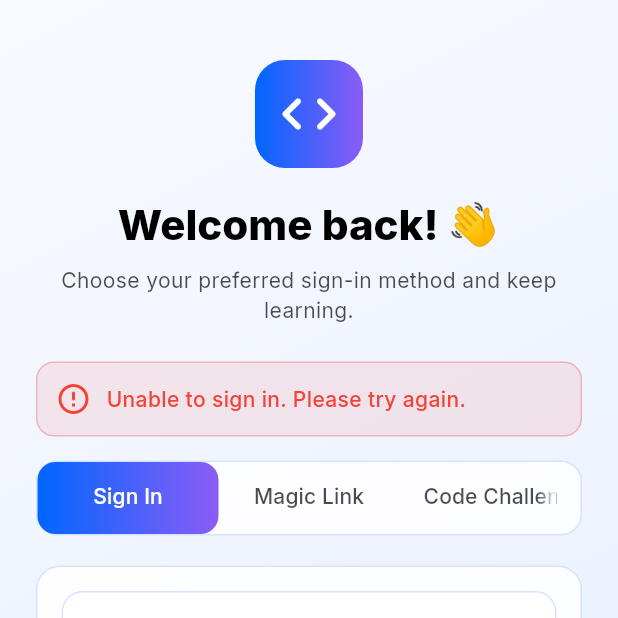
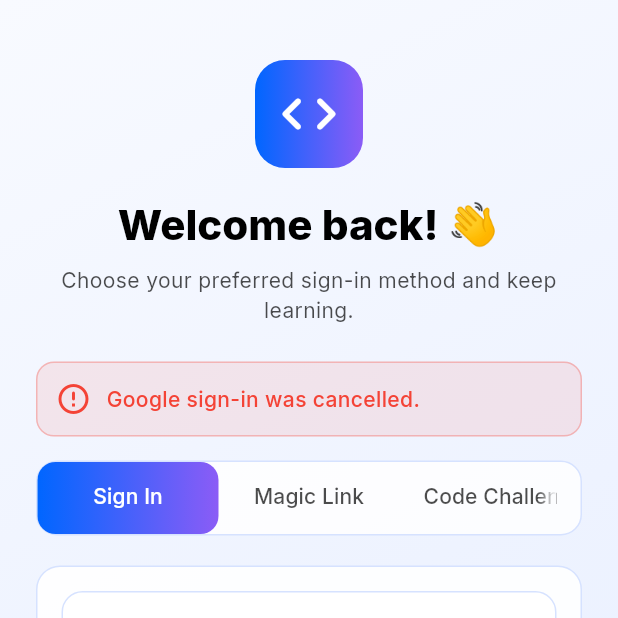
Before and after one commit to DimaFedor/our_first_mil-, a Flutter app: the LoginScreen screen opened by its route, after a tap on "Forgot Password?", after a tap on "Sign In", after a tap on "Continue with Google", on a phone screen of 412 x 824 dp, the top half of it. Run offline on Flutter 3.47's test engine with Material 3 defaults, Android fonts, the phone set to English and light mode, and no system bars; drawn by our look-alikes of flutter_animate; our stand-ins replace cloud_firestore, firebase_auth, firebase_core, flutter_highlight, flutter_local_notifications, flutter_riverpod and 5 more; missing offline and left inert: code_text_field, highlight; accounts and stored records are empty.

Commit message:
google auth

```diff
--- a/lib/core/config/firebase_config.dart
+++ b/lib/core/config/firebase_config.dart
@@ -2,10 +2,11 @@ import 'package:firebase_core/firebase_core.dart';
 import 'package:flutter/foundation.dart';
 
 class FirebaseConfig {
+  static const String webGoogleSignInClientId =
+      '86155501303-irjm5tk28rrif9thhev61uinio025hor.apps.googleusercontent.com';
+
   static Future<void> initialize() async {
-    await Firebase.initializeApp(
-      options: _getFirebaseOptions(),
-    );
+    await Firebase.initializeApp(options: _getFirebaseOptions());
   }
 
   static FirebaseOptions _getFirebaseOptions() {
--- a/lib/core/l10n/app_localizations.dart
+++ b/lib/core/l10n/app_localizations.dart
@@ -203,6 +203,10 @@ class AppLocalizations {
     'auth_account_exists': 'An account with this email already exists.',
     'auth_weak_password': 'Weak password. Use at least 6 characters.',
     'auth_register_failed': 'Unable to create account. Please try again.',
+    'auth_google_cancelled': 'Google sign-in was cancelled.',
+    'auth_google_web_not_configured':
+        'Google Sign-In for web is not configured. Add a Web OAuth client ID.',
+    'auth_google_misconfigured': 'Google Sign-In is not configured correctly.',
     'dart': 'Dart',
 
     // Validation
@@ -546,6 +550,10 @@ class AppLocalizations {
     'auth_account_exists': 'Акаунт з таким email вже існує.',
     'auth_weak_password': 'Слабкий пароль. Використайте щонайменше 6 символів.',
     'auth_register_failed': 'Не вдалося створити акаунт. Спробуйте ще раз.',
+    'auth_google_cancelled': 'Вхід через Google скасовано.',
+    'auth_google_web_not_configured':
+        'Google Sign-In для вебу не налаштований. Додайте Web OAuth client ID.',
+    'auth_google_misconfigured': 'Google Sign-In налаштований некоректно.',
     'dart': 'Dart',
 
     // Validation
@@ -894,6 +902,11 @@ class AppLocalizations {
     'auth_account_exists': 'Ya existe una cuenta con este correo.',
     'auth_weak_password': 'Contraseña débil. Usa al menos 6 caracteres.',
     'auth_register_failed': 'No se pudo crear la cuenta. Inténtalo de nuevo.',
+    'auth_google_cancelled': 'Se canceló el inicio de sesión con Google.',
+    'auth_google_web_not_configured':
+        'Google Sign-In para web no está configurado. Agrega un client ID OAuth web.',
+    'auth_google_misconfigured':
+        'Google Sign-In no está configurado correctamente.',
     'dart': 'Dart',
 
     // Validation
@@ -1242,6 +1255,11 @@ class AppLocalizations {
     'auth_weak_password': 'Schwaches Passwort. Verwende mindestens 6 Zeichen.',
     'auth_register_failed':
         'Konto konnte nicht erstellt werden. Bitte versuche es erneut.',
+    'auth_google_cancelled': 'Die Google-Anmeldung wurde abgebrochen.',
+    'auth_google_web_not_configured':
+        'Google Sign-In für Web ist nicht konfiguriert. Füge eine Web-OAuth-Client-ID hinzu.',
+    'auth_google_misconfigured':
+        'Google Sign-In ist nicht korrekt konfiguriert.',
     'dart': 'Dart',
 
     // Validation
@@ -1595,6 +1613,11 @@ class AppLocalizations {
         'Mot de passe trop faible. Utilisez au moins 6 caractères.',
     'auth_register_failed':
         'Impossible de créer le compte. Veuillez réessayer.',
+    'auth_google_cancelled': 'La connexion Google a été annulée.',
+    'auth_google_web_not_configured':
+        'Google Sign-In pour le web n’est pas configuré. Ajoutez un client ID OAuth web.',
+    'auth_google_misconfigured':
+        'Google Sign-In n’est pas correctement configuré.',
     'dart': 'Dart',
 
     // Validation
@@ -1945,6 +1968,11 @@ class AppLocalizations {
     'auth_account_exists': 'Konto z tym adresem e-mail już istnieje.',
     'auth_weak_password': 'Słabe hasło. Użyj co najmniej 6 znaków.',
     'auth_register_failed': 'Nie udało się utworzyć konta. Spróbuj ponownie.',
+    'auth_google_cancelled': 'Logowanie przez Google zostało anulowane.',
+    'auth_google_web_not_configured':
+        'Google Sign-In dla weba nie jest skonfigurowany. Dodaj identyfikator klienta OAuth web.',
+    'auth_google_misconfigured':
+        'Google Sign-In nie jest poprawnie skonfigurowany.',
     'dart': 'Dart',
 
     // Validation
--- a/lib/core/services/auth_service.dart
+++ b/lib/core/services/auth_service.dart
@@ -1,6 +1,8 @@
 import 'package:firebase_auth/firebase_auth.dart';
+import 'package:flutter/foundation.dart';
 import 'package:google_sign_in/google_sign_in.dart';
 
+import '../config/firebase_config.dart';
 import '../services/firestore_service.dart';
 import 'auth_flow_exception.dart';
 import 'auth_token_storage_service.dart';
@@ -84,12 +86,19 @@ class AuthService {
     String skillLevel = 'beginner',
     String preferredLanguage = 'python',
   }) async {
-    await _ensureGoogleInitialized();
     try {
+      await _ensureGoogleInitialized();
+      AppLogger.info('Starting Google Sign-In...');
+
       final account = await _googleSignIn.authenticate();
-      final idToken = account.authentication.idToken;
+
+      AppLogger.info('Got Google account: ${account.email}');
+
+      final authentication = account.authentication;
+      final idToken = authentication.idToken;
 
       if (idToken == null || idToken.isEmpty) {
+        AppLogger.error('Google returned null or empty idToken', null);
         throw const AuthFlowException(
           code: 'missing-google-token',
           message: 'Google не повернув токен авторизації.',
@@ -97,10 +106,16 @@ class AuthService {
       }
 
       final credential = GoogleAuthProvider.credential(idToken: idToken);
+      AppLogger.info('Created GoogleAuthProvider credential');
+
       final userCredential = await _auth.signInWithCredential(credential);
+      AppLogger.info(
+        'Firebase sign-in successful for: ${userCredential.user?.email}',
+      );
 
       if (userCredential.user != null) {
         if (userCredential.additionalUserInfo?.isNewUser ?? false) {
+          AppLogger.info('Creating new user document...');
           await _firestoreService.createUserDocument(
             userCredential.user!,
             displayName:
@@ -117,8 +132,44 @@ class AuthService {
       }
 
       return userCredential;
+    } on AuthFlowException {
+      rethrow;
+    } on GoogleSignInException catch (error, stackTrace) {
+      AppLogger.error(
+        'GoogleSignInException in Google Sign-In',
+        error,
+        stackTrace,
+      );
+      switch (error.code) {
+        case GoogleSignInExceptionCode.canceled:
+          throw const AuthFlowException(
+            code: 'google-sign-in-cancelled',
+            message: 'Google sign-in was cancelled.',
+          );
+        case GoogleSignInExceptionCode.clientConfigurationError:
+        case GoogleSignInExceptionCode.providerConfigurationError:
+          throw AuthFlowException(
+            code: 'google-sign-in-misconfigured',
+            message:
+                'Google Sign-In is not configured correctly. ${error.description ?? ''}'
+                    .trim(),
+          );
+        default:
+          throw AuthFlowException(
+            code: 'google-sign-in-error',
+            message:
+                'Google Sign-In failed: ${error.description ?? error.code.name}',
+          );
+      }
     } on FirebaseAuthException catch (e) {
+      AppLogger.error('FirebaseAuthException in Google Sign-In: ${e.code}', e);
       throw _handleAuthException(e);
+    } catch (e, stackTrace) {
+      AppLogger.error('Unexpected error in Google Sign-In: $e', e, stackTrace);
+      throw AuthFlowException(
+        code: 'google-sign-in-error',
+        message: 'Google Sign-In failed: $e',
+      );
     }
   }
 
@@ -308,8 +359,37 @@ class AuthService {
 
   Future<void> _ensureGoogleInitialized() async {
     if (_googleInitialized) return;
-    await _googleSignIn.initialize();
-    _googleInitialized = true;
+    try {
+      if (kIsWeb) {
+        await _googleSignIn.initialize(
+          clientId: FirebaseConfig.webGoogleSignInClientId,
+        );
+      } else {
+        await _googleSignIn.initialize();
+      }
+      _googleInitialized = true;
+    } on AssertionError catch (error, stackTrace) {
+      AppLogger.error(
+        'Google Sign-In initialization assertion failed',
+        error,
+        stackTrace,
+      );
+      throw const AuthFlowException(
+        code: 'google-web-client-id-missing',
+        message:
+            'Google Sign-In for web is not configured. Missing OAuth client ID.',
+      );
+    } catch (error, stackTrace) {
+      AppLogger.error(
+        'Google Sign-In initialization failed',
+        error,
+        stackTrace,
+      );
+      throw AuthFlowException(
+        code: 'google-initialize-failed',
+        message: 'Google Sign-In initialization failed: $error',
+      );
+    }
   }
 
   Future<AuthTokenBundle> _persistSessionTokens(
--- a/lib/features/auth/screens/login_screen.dart
+++ b/lib/features/auth/screens/login_screen.dart
@@ -1,3 +1,4 @@
+import 'package:flutter/foundation.dart';
 import 'package:flutter/material.dart';
 import 'package:flutter_animate/flutter_animate.dart';
 import 'package:flutter_riverpod/flutter_riverpod.dart';
@@ -263,10 +264,38 @@ class _LoginScreenState extends ConsumerState<LoginScreen>
 
   String _getErrorMessage(dynamic error) {
     if (error is AuthFlowException) {
+      switch (error.code) {
+        case 'google-web-client-id-missing':
+          return _t(
+            'auth_google_web_not_configured',
+            'Google Sign-In for web is not configured. Add a Web OAuth client ID.',
+          );
+        case 'google-sign-in-misconfigured':
+          return _t(
+            'auth_google_misconfigured',
+            'Google Sign-In is not configured correctly.',
+          );
+        case 'google-sign-in-cancelled':
+          return _t('auth_google_cancelled', 'Google sign-in was cancelled.');
+        default:
+          break;
+      }
       return error.message;
     }
 
     final message = error.toString().toLowerCase();
+    if (message.contains('clientid not set') ||
+        message.contains('google-signin-client_id')) {
+      return _t(
+        'auth_google_web_not_configured',
+        'Google Sign-In for web is not configured. Add a Web OAuth client ID.',
+      );
+    }
+    if (message.contains('popup_closed_by_user') ||
+        message.contains('cancelled') ||
+        message.contains('canceled')) {
+      return _t('auth_google_cancelled', 'Google sign-in was cancelled.');
+    }
     if (message.contains('wrong-password') || message.contains('incorrect')) {
       return _t('auth_wrong_password', 'Incorrect password.');
     }
@@ -298,7 +327,14 @@ class _LoginScreenState extends ConsumerState<LoginScreen>
         'Network error. Check your internet connection.',
       );
     }
-    return _t('auth_sign_in_failed', 'Unable to sign in. Please try again.');
+    final fallback = _t(
+      'auth_sign_in_failed',
+      'Unable to sign in. Please try again.',
+    );
+    if (kDebugMode) {
+      return '$fallback ($error)';
+    }
+    return fallback;
   }
 
   @override
--- a/lib/features/auth/screens/register_screen.dart
+++ b/lib/features/auth/screens/register_screen.dart
@@ -1,3 +1,4 @@
+import 'package:flutter/foundation.dart';
 import 'package:flutter/material.dart';
 import 'package:flutter_animate/flutter_animate.dart';
 import 'package:flutter_riverpod/flutter_riverpod.dart';
@@ -113,8 +114,12 @@ class _RegisterScreenState extends ConsumerState<RegisterScreen> {
       if (redirectToHome) {
         context.go('/');
       }
-    } catch (error) {
+    } catch (error, stackTrace) {
       if (!mounted) return;
+      if (kDebugMode) {
+        debugPrint('🔴 Register auth error: $error');
+        debugPrint('Stack: $stackTrace');
+      }
       setState(() {
         _isLoading = false;
         _errorMessage = _getErrorMessage(error);
@@ -188,10 +193,38 @@ class _RegisterScreenState extends ConsumerState<RegisterScreen> {
 
   String _getErrorMessage(dynamic error) {
     if (error is AuthFlowException) {
+      switch (error.code) {
+        case 'google-web-client-id-missing':
+          return _t(
+            'auth_google_web_not_configured',
+            'Google Sign-In for web is not configured. Add a Web OAuth client ID.',
+          );
+        case 'google-sign-in-misconfigured':
+          return _t(
+            'auth_google_misconfigured',
+            'Google Sign-In is not configured correctly.',
+          );
+        case 'google-sign-in-cancelled':
+          return _t('auth_google_cancelled', 'Google sign-in was cancelled.');
+        default:
+          break;
+      }
       return error.message;
     }
 
     final message = error.toString().toLowerCase();
+    if (message.contains('clientid not set') ||
+        message.contains('google-signin-client_id')) {
+      return _t(
+        'auth_google_web_not_configured',
+        'Google Sign-In for web is not configured. Add a Web OAuth client ID.',
+      );
+    }
+    if (message.contains('popup_closed_by_user') ||
+        message.contains('cancelled') ||
+        message.contains('canceled')) {
+      return _t('auth_google_cancelled', 'Google sign-in was cancelled.');
+    }
     if (message.contains('email-already-in-use') ||
         message.contains('already exists')) {
       return _t(
@@ -214,10 +247,14 @@ class _RegisterScreenState extends ConsumerState<RegisterScreen> {
         'Network error. Check your internet connection.',
       );
     }
-    return _t(
+    final fallback = _t(
       'auth_register_failed',
       'Unable to create account. Please try again.',
     );
+    if (kDebugMode) {
+      return '$fallback ($error)';
+    }
+    return fallback;
   }
 
   @override
```
Also changed, not shown: pubspec.lock, 5 other files.
